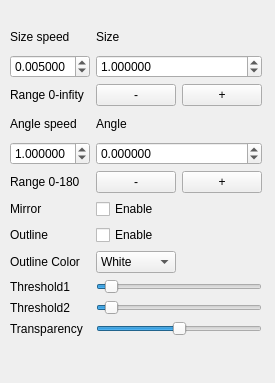
fangrh/transfer_draw, file control.ui: the form before one commit.
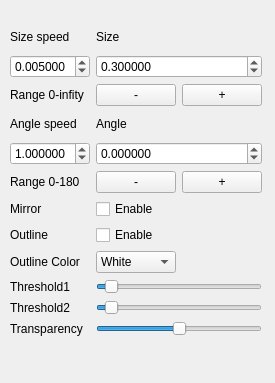
The form after the commit.

```diff
--- a/control.ui
+++ b/control.ui
@@ -56,7 +56,7 @@
        <number>6</number>
       </property>
       <property name="value">
-       <double>1.000000000000000</double>
+       <double>0.300000000000000</double>
       </property>
      </widget>
     </item>
```
